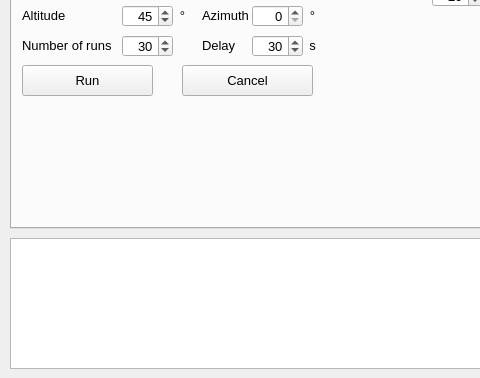
This is mountwizzard/support/mount_ui.ui in sayitfast/MountWizzard3 as Qt 5 draws it before an edit; both pictures show x 0 to 480 and y 292 to 670 of the 791 by 670 pixel window. The edited form follows.
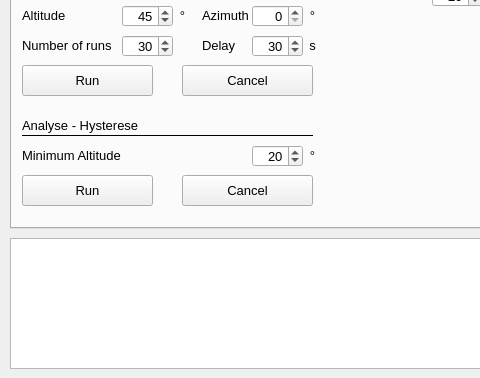
This is the edited form. The open tabs and pages were chosen to show the change.

Commit message: adding hysterese analyse

Diff of the .ui file:
```diff
--- a/mountwizzard/support/mount_ui.ui
+++ b/mountwizzard/support/mount_ui.ui
@@ -2610,6 +2610,142 @@
       <bool>false</bool>
      </property>
     </widget>
+    <widget class="QLabel" name="label_180">
+     <property name="geometry">
+      <rect>
+       <x>10</x>
+       <y>260</y>
+       <width>101</width>
+       <height>21</height>
+      </rect>
+     </property>
+     <property name="font">
+      <font>
+       <pointsize>10</pointsize>
+      </font>
+     </property>
+     <property name="text">
+      <string>Minimum Altitude</string>
+     </property>
+    </widget>
+    <widget class="QLabel" name="label_118">
+     <property name="geometry">
+      <rect>
+       <x>10</x>
+       <y>230</y>
+       <width>191</width>
+       <height>21</height>
+      </rect>
+     </property>
+     <property name="font">
+      <font>
+       <pointsize>10</pointsize>
+      </font>
+     </property>
+     <property name="text">
+      <string>Analyse - Hysterese</string>
+     </property>
+    </widget>
+    <widget class="Line" name="line_37">
+     <property name="geometry">
+      <rect>
+       <x>10</x>
+       <y>240</y>
+       <width>291</width>
+       <height>21</height>
+      </rect>
+     </property>
+     <property name="frameShadow">
+      <enum>QFrame::Plain</enum>
+     </property>
+     <property name="orientation">
+      <enum>Qt::Horizontal</enum>
+     </property>
+    </widget>
+    <widget class="QPushButton" name="btn_runHystereseModel">
+     <property name="geometry">
+      <rect>
+       <x>10</x>
+       <y>290</y>
+       <width>131</width>
+       <height>31</height>
+      </rect>
+     </property>
+     <property name="toolTip">
+      <string>Runs a refinment cycle without updating the mount model</string>
+     </property>
+     <property name="text">
+      <string>Run</string>
+     </property>
+    </widget>
+    <widget class="QDoubleSpinBox" name="altitudeMinHysterese">
+     <property name="geometry">
+      <rect>
+       <x>240</x>
+       <y>260</y>
+       <width>51</width>
+       <height>22</height>
+      </rect>
+     </property>
+     <property name="alignment">
+      <set>Qt::AlignRight|Qt::AlignTrailing|Qt::AlignVCenter</set>
+     </property>
+     <property name="decimals">
+      <number>0</number>
+     </property>
+     <property name="minimum">
+      <double>0.000000000000000</double>
+     </property>
+     <property name="maximum">
+      <double>90.000000000000000</double>
+     </property>
+     <property name="singleStep">
+      <double>1.000000000000000</double>
+     </property>
+     <property name="value">
+      <double>20.000000000000000</double>
+     </property>
+    </widget>
+    <widget class="QLabel" name="label_120">
+     <property name="geometry">
+      <rect>
+       <x>290</x>
+       <y>260</y>
+       <width>21</width>
+       <height>20</height>
+      </rect>
+     </property>
+     <property name="font">
+      <font>
+       <pointsize>10</pointsize>
+      </font>
+     </property>
+     <property name="text">
+      <string>°</string>
+     </property>
+     <property name="alignment">
+      <set>Qt::AlignCenter</set>
+     </property>
+     <property name="wordWrap">
+      <bool>false</bool>
+     </property>
+    </widget>
+    <widget class="QPushButton" name="btn_cancelHystereseModel">
+     <property name="geometry">
+      <rect>
+       <x>170</x>
+       <y>290</y>
+       <width>131</width>
+       <height>31</height>
+      </rect>
+     </property>
+     <property name="toolTip">
+      <string>Cancels the model run in the next cycle</string>
+     </property>
+     <property name="text">
+      <string>Cancel</string>
+     </property>
+    </widget>
    </widget>
    <widget class="QWidget" name="tab_8">
     <attribute name="title">
```
Left out of the diff: 2 changed lines with no effect on the pictures. The commit also changes 5 other files.
